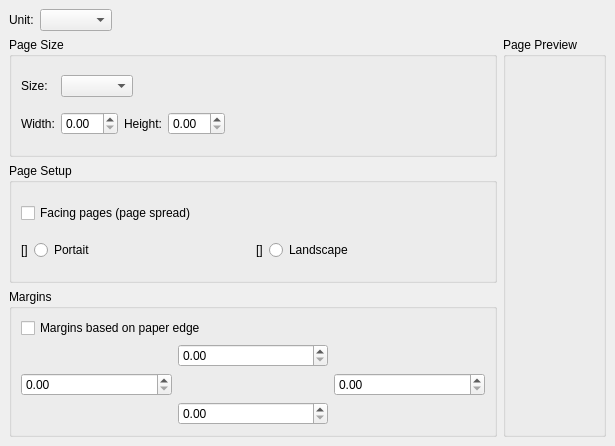
First picture: the form in kword/part/dialog/KWPageLayout.ui, repository KDE/calligra, before the edit.
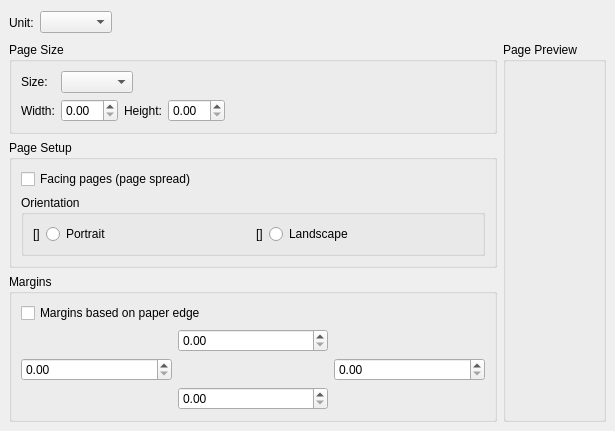
Second picture: the form after the edit. Custom widgets are drawn as their Qt base class.

Diff of the .ui file:
```diff
--- a/kword/part/dialog/KWPageLayout.ui
+++ b/kword/part/dialog/KWPageLayout.ui
@@ -6,7 +6,7 @@
     <x>0</x>
     <y>0</y>
     <width>615</width>
-    <height>446</height>
+    <height>426</height>
    </rect>
   </property>
   <property name="windowTitle" >
@@ -20,6 +20,7 @@
     <number>6</number>
    </property>
    <item row="0" column="0" colspan="2" >
+    <widget class="QWidget" native="1" name="unitBox" >
     <layout class="QHBoxLayout" >
      <property name="margin" >
       <number>0</number>
@@ -28,7 +29,15 @@
       <number>6</number>
      </property>
      <item>
-      <widget class="QLabel" name="label" >
+       <layout class="QHBoxLayout" >
+        <property name="margin" >
+         <number>0</number>
+        </property>
+        <property name="spacing" >
+         <number>6</number>
+        </property>
+        <item>
+         <widget class="QLabel" name="unitLabel" >
        <property name="text" >
         <string>Unit:</string>
        </property>
@@ -47,14 +56,17 @@
        </property>
        <property name="sizeHint" >
         <size>
-         <width>40</width>
-         <height>20</height>
+            <width>461</width>
+            <height>27</height>
         </size>
        </property>
       </spacer>
      </item>
     </layout>
    </item>
+     </layout>
+    </widget>
+   </item>
    <item row="1" column="0" >
     <widget class="QGroupBox" name="groupBox" >
      <property name="title" >
@@ -68,7 +80,7 @@
        <number>6</number>
       </property>
       <item row="0" column="0" >
-       <widget class="QLabel" name="label_2" >
+       <widget class="QLabel" name="sizeLabel" >
         <property name="text" >
          <string>Size:</string>
         </property>
@@ -111,7 +123,7 @@
        </layout>
       </item>
       <item row="1" column="0" >
-       <widget class="QLabel" name="label_3" >
+       <widget class="QLabel" name="widthLabel" >
         <property name="text" >
          <string>Width:</string>
         </property>
@@ -121,7 +133,7 @@
        </widget>
       </item>
       <item row="1" column="2" >
-       <widget class="QLabel" name="label_4" >
+       <widget class="QLabel" name="heightLabel" >
         <property name="text" >
          <string>Height:</string>
         </property>
@@ -144,7 +156,7 @@
        </spacer>
       </item>
       <item row="1" column="1" >
-       <widget class="KoUnitDoubleSpinBox" name="width" >
+       <widget class="KoUnitDoubleSpinBox" name="widthUSB" >
         <property name="accessibleName" >
          <string>width</string>
         </property>
@@ -154,7 +166,7 @@
        </widget>
       </item>
       <item row="1" column="3" >
-       <widget class="KoUnitDoubleSpinBox" name="height" >
+       <widget class="KoUnitDoubleSpinBox" name="heightUSB" >
         <property name="accessibleName" >
          <string>height</string>
         </property>
@@ -185,7 +197,7 @@
       <property name="spacing" >
        <number>6</number>
       </property>
-      <item row="0" column="0" colspan="4" >
+      <item row="0" column="0" >
        <widget class="QCheckBox" name="facingPagesCB" >
         <property name="toolTip" >
          <string>Combines two pages into one area</string>
@@ -205,7 +217,19 @@
        </widget>
       </item>
       <item row="1" column="0" >
-       <widget class="QLabel" name="portraitLabel" >
+       <widget class="QGroupBox" name="orientationGB" >
+        <property name="title" >
+         <string>Orientation</string>
+        </property>
+        <layout class="QGridLayout" >
+         <property name="margin" >
+          <number>9</number>
+         </property>
+         <property name="spacing" >
+          <number>6</number>
+         </property>
+         <item row="0" column="0" >
+          <widget class="QLabel" name="portraitIconLabel" >
         <property name="sizePolicy" >
          <sizepolicy>
           <hsizetype>0</hsizetype>
@@ -219,15 +243,15 @@
         </property>
        </widget>
       </item>
-      <item row="1" column="1" >
-       <widget class="QRadioButton" name="portrait" >
+         <item row="0" column="1" >
+          <widget class="QRadioButton" name="portraitRB" >
         <property name="text" >
-         <string>Portait</string>
+            <string>Portrait</string>
         </property>
        </widget>
       </item>
-      <item row="1" column="2" >
-       <widget class="QLabel" name="landscapeLabel" >
+         <item row="0" column="2" >
+          <widget class="QLabel" name="landscapeIconLabel" >
         <property name="sizePolicy" >
          <sizepolicy>
           <hsizetype>0</hsizetype>
@@ -241,8 +265,8 @@
         </property>
        </widget>
       </item>
-      <item row="1" column="3" >
-       <widget class="QRadioButton" name="landscape" >
+         <item row="0" column="3" >
+          <widget class="QRadioButton" name="landscapeRB" >
         <property name="text" >
          <string>Landscape</string>
         </property>
@@ -251,6 +275,9 @@
      </layout>
     </widget>
    </item>
+     </layout>
+    </widget>
+   </item>
    <item row="3" column="0" >
     <widget class="QGroupBox" name="marginGB" >
      <property name="whatsThis" >
@@ -286,7 +313,7 @@
        </widget>
       </item>
       <item row="1" column="1" >
-       <widget class="KoUnitDoubleSpinBox" name="top" >
+       <widget class="KoUnitDoubleSpinBox" name="topUSB" >
         <property name="toolTip" >
          <string>Top Margin</string>
         </property>
@@ -299,7 +326,7 @@
        </widget>
       </item>
       <item row="2" column="0" >
-       <widget class="KoUnitDoubleSpinBox" name="left" >
+       <widget class="KoUnitDoubleSpinBox" name="leftUSB" >
         <property name="toolTip" >
          <string>Left Margin</string>
         </property>
@@ -312,7 +339,7 @@
        </widget>
       </item>
       <item row="3" column="1" >
-       <widget class="KoUnitDoubleSpinBox" name="bottom" >
+       <widget class="KoUnitDoubleSpinBox" name="bottomUSB" >
         <property name="statusTip" >
          <string>Bottom Margin</string>
         </property>
@@ -325,7 +352,7 @@
        </widget>
       </item>
       <item row="2" column="2" >
-       <widget class="KoUnitDoubleSpinBox" name="right" >
+       <widget class="KoUnitDoubleSpinBox" name="rightUSB" >
         <property name="toolTip" >
          <string>Right Margin</string>
         </property>
```
Left out of the diff: 8 changed lines with no effect on the pictures. Lines whose indentation alone changed are shown as unchanged.
